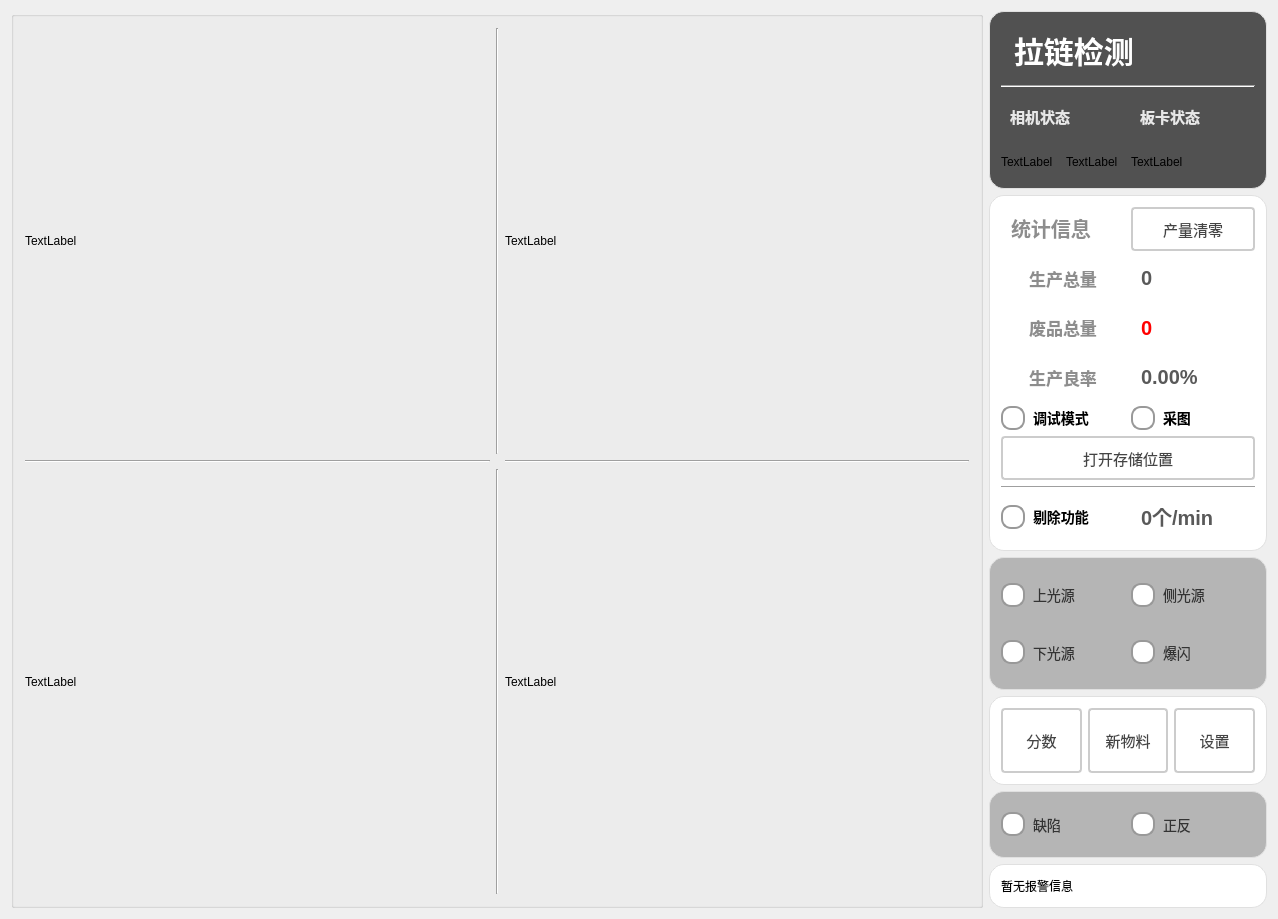
First picture: the form in Project/ZipperScanner/ui/ZipperScanner.ui, repository WIND-ROAD-RUN/RW_UL, before the edit.
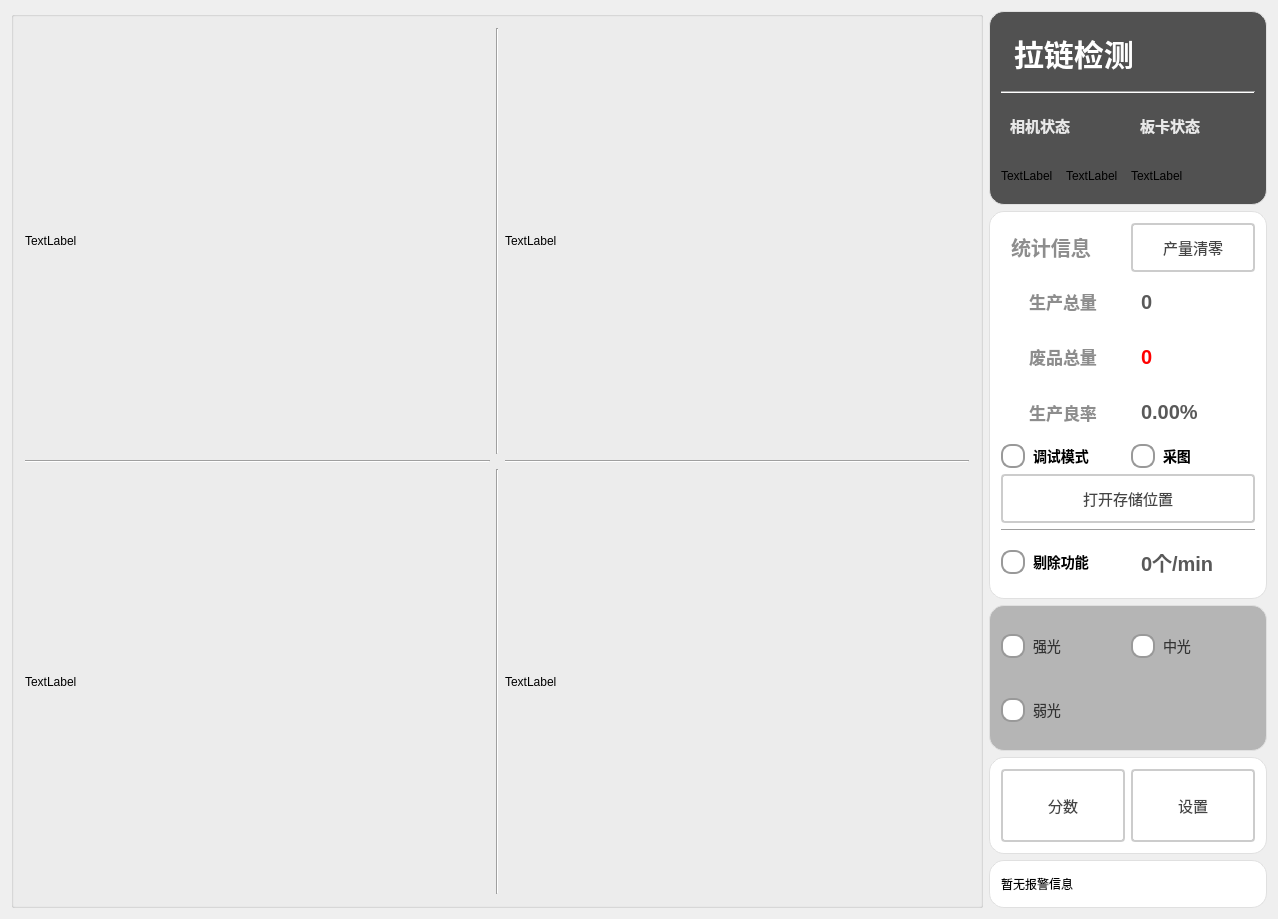
Second picture: the form after the edit. Icons and pictures are not drawn.

Commit message: 修改主界面

```diff
--- a/Project/ZipperScanner/ui/ZipperScanner.ui
+++ b/Project/ZipperScanner/ui/ZipperScanner.ui
@@ -129,7 +129,7 @@
      </widget>
     </item>
     <item>
-     <layout class="QVBoxLayout" name="vLayout_SideBar" stretch="8,16,6,4,3,2">
+     <layout class="QVBoxLayout" name="vLayout_SideBar" stretch="8,16,6,4,2">
       <item>
        <widget class="QGroupBox" name="groupBox_head">
         <property name="styleSheet">
@@ -851,7 +851,7 @@
 }</string>
            </property>
            <property name="text">
-            <string>上光源</string>
+            <string>强光</string>
            </property>
           </widget>
          </item>
@@ -921,7 +921,7 @@
 }</string>
            </property>
            <property name="text">
-            <string>侧光源</string>
+            <string>中光</string>
            </property>
           </widget>
          </item>
@@ -991,77 +991,7 @@
 }</string>
            </property>
            <property name="text">
-            <string>下光源</string>
-           </property>
-          </widget>
-         </item>
-         <item row="1" column="1">
-          <widget class="QRadioButton" name="rbtn_strobe">
-           <property name="sizePolicy">
-            <sizepolicy hsizetype="Expanding" vsizetype="Expanding">
-             <horstretch>0</horstretch>
-             <verstretch>0</verstretch>
-            </sizepolicy>
-           </property>
-           <property name="styleSheet">
-            <string notr="true">QRadioButton {
-    spacing: 8px;
-    font-size: 14px;
-    color: #333; /* 文字颜色始终保持这个值 */
-}
-
-/* 未选中状态 */
-QRadioButton::indicator {
-    width: 20px;
-    height: 20px;
-    border-radius: 10px;
-    border: 2px solid #999;
-    background: #ffffff;
-}
-
-/* 悬停效果 */
-QRadioButton::indicator:hover {
-    border: 2px solid #666;
-}
-
-/* 选中状态 */
-QRadioButton::indicator:checked {
-    border: 2px solid rgb(255, 170, 0); /* 黄色边框 */
-}
-
-/* 选中时的内圆 */
-QRadioButton::indicator:checked {
-    background-color: qradialgradient(
-        cx:0.5, cy:0.5,
-        radius:0.4,
-        fx:0.5, fy:0.5,
-        stop:0 rgb(255, 170, 0),
-        stop:1 transparent
-    );
-}
-
-/* 禁用状态 */
-QRadioButton::indicator:disabled {
-    border: 2px solid #ccc;
-    background: #eee;
-}
-
-/* 移除文字颜色修改的代码 */
-
-/* 点击动画效果 */
-QRadioButton::indicator:pressed {
-    border: 2px solid #CC9900;
-    background-color: qradialgradient(
-        cx:0.5, cy:0.5,
-        radius:0.5,
-        fx:0.5, fy:0.5,
-        stop:0 #FFF59D,
-        stop:1 transparent
-    );
-}</string>
-           </property>
-           <property name="text">
-            <string>爆闪</string>
+            <string>弱光</string>
            </property>
           </widget>
          </item>
@@ -1124,39 +1054,6 @@
            </property>
           </widget>
          </item>
-         <item>
-          <widget class="QPushButton" name="pbtn_newProduction">
-           <property name="sizePolicy">
-            <sizepolicy hsizetype="Expanding" vsizetype="Expanding">
-             <horstretch>0</horstretch>
-             <verstretch>0</verstretch>
-            </sizepolicy>
-           </property>
-           <property name="styleSheet">
-            <string notr="true">QPushButton {
-    padding: 6px 14px;
-    border: 2px solid #CCC;
-    border-radius: 4px;
-    background-color: white;
-    color: #444;
-    font-size: 15px; 
-}
-
-QPushButton:hover {
-    border-color: #999;
-    background-color: #F5F5F5;
-}
-
-QPushButton:pressed {
-    border-color: #777;
-    background-color: #EEE;
-}</string>
-           </property>
-           <property name="text">
-            <string>新物料</string>
-           </property>
-          </widget>
-         </item>
          <item>
           <widget class="QPushButton" name="pbtn_set">
            <property name="sizePolicy">
@@ -1193,168 +1090,6 @@
         </layout>
        </widget>
       </item>
-      <item>
-       <widget class="QGroupBox" name="gBox_produceSet">
-        <property name="styleSheet">
-         <string notr="true">QGroupBox {
-    font-size: 20px;
-    font-weight: bold;
-    background-color: rgb(181, 181, 181);
-    border: 1px solid #e0e0e0;
-    border-radius: 2px;
-	border-radius: 15px
-}
-
-QGroupBox::title {
-    subcontrol-origin: margin;
-    left: 10px;
-    padding: 0 5px;
-    color: #2c3e50;
-}</string>
-        </property>
-        <property name="title">
-         <string/>
-        </property>
-        <layout class="QHBoxLayout" name="horizontalLayout_4">
-         <item>
-          <widget class="QRadioButton" name="rbtn_defect">
-           <property name="sizePolicy">
-            <sizepolicy hsizetype="Expanding" vsizetype="Expanding">
-             <horstretch>0</horstretch>
-             <verstretch>0</verstretch>
-            </sizepolicy>
-           </property>
-           <property name="styleSheet">
-            <string notr="true">QRadioButton {
-    spacing: 8px;
-    font-size: 14px;
-    color: #333;  /* 保持原始文字颜色 */
-}
-
-/* 未选中状态 */
-QRadioButton::indicator {
-    width: 20px;
-    height: 20px;
-    border-radius: 10px;
-    border: 2px solid #999;
-    background: #ffffff;
-}
-
-/* 悬停效果 */
-QRadioButton::indicator:hover {
-    border: 2px solid #666;
-}
-
-/* 选中状态 */
-QRadioButton::indicator:checked {
-    border: 2px solid #FF6B00;  /* 橙色边框 */
-}
-
-/* 选中时的内圆 */
-QRadioButton::indicator:checked {
-    background-color: qradialgradient(
-        cx:0.5, cy:0.5,
-        radius:0.4,
-        fx:0.5, fy:0.5,
-        stop:0 #FF6B00,  /* 主橙色 */
-        stop:1 transparent
-    );
-}
-
-/* 禁用状态 */
-QRadioButton:::disabled {
-    border: 2px solid #ccc;
-    background: #eee;
-}
-
-/* 点击动画效果 */
-QRadioButton::indicator:pressed {
-    border: 2px solid #CC5500;  /* 深橙色边框 */
-    background-color: qradialgradient(
-        cx:0.5, cy:0.5,
-        radius:0.5,
-        fx:0.5, fy:0.5,
-        stop:0 #FFD8B3,  /* 浅橙色渐变 */
-        stop:1 transparent
-    );
-}</string>
-           </property>
-           <property name="text">
-            <string>缺陷</string>
-           </property>
-          </widget>
-         </item>
-         <item>
-          <widget class="QRadioButton" name="rbtn_ForAndAgainst">
-           <property name="sizePolicy">
-            <sizepolicy hsizetype="Expanding" vsizetype="Expanding">
-             <horstretch>0</horstretch>
-             <verstretch>0</verstretch>
-            </sizepolicy>
-           </property>
-           <property name="styleSheet">
-            <string notr="true">QRadioButton {
-    spacing: 8px;
-    font-size: 14px;
-    color: #333;  /* 保持原始文字颜色 */
-}
-
-/* 未选中状态 */
-QRadioButton::indicator {
-    width: 20px;
-    height: 20px;
-    border-radius: 10px;
-    border: 2px solid #999;
-    background: #ffffff;
-}
-
-/* 悬停效果 */
-QRadioButton::indicator:hover {
-    border: 2px solid #666;
-}
-
-/* 选中状态 */
-QRadioButton::indicator:checked {
-    border: 2px solid #FF6B00;  /* 橙色边框 */
-}
-
-/* 选中时的内圆 */
-QRadioButton::indicator:checked {
-    background-color: qradialgradient(
-        cx:0.5, cy:0.5,
-        radius:0.4,
-        fx:0.5, fy:0.5,
-        stop:0 #FF6B00,  /* 主橙色 */
-        stop:1 transparent
-    );
-}
-
-/* 禁用状态 */
-QRadioButton:::disabled {
-    border: 2px solid #ccc;
-    background: #eee;
-}
-
-/* 点击动画效果 */
-QRadioButton::indicator:pressed {
-    border: 2px solid #CC5500;  /* 深橙色边框 */
-    background-color: qradialgradient(
-        cx:0.5, cy:0.5,
-        radius:0.5,
-        fx:0.5, fy:0.5,
-        stop:0 #FFD8B3,  /* 浅橙色渐变 */
-        stop:1 transparent
-    );
-}</string>
-           </property>
-           <property name="text">
-            <string>正反</string>
-           </property>
-          </widget>
-         </item>
-        </layout>
-       </widget>
-      </item>
       <item>
        <widget class="QGroupBox" name="gBox_warningInfo">
         <property name="styleSheet">
```
Left out of the diff: 6 changed lines with no effect on the pictures.
